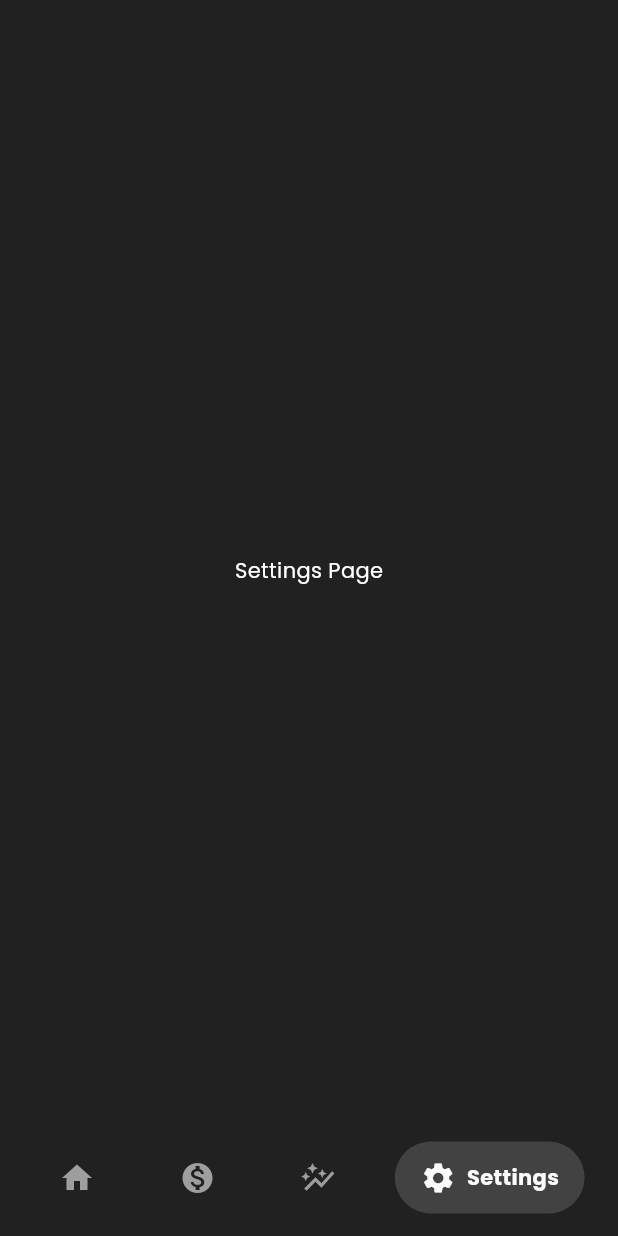
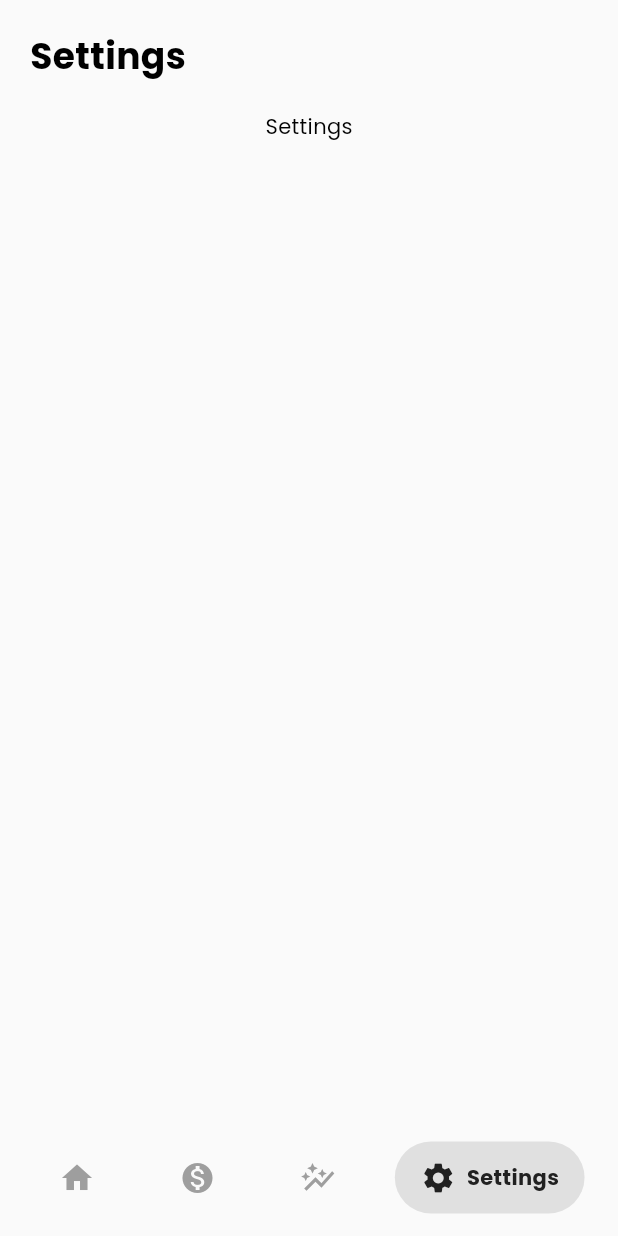
Before and after one commit to hrushikeshrv/money-warden, a Flutter app: the screen it shows after launch, item 4 of the bottom bar chosen, on a phone screen of 412 x 824 dp. Run offline on Flutter 3.47's test engine with Material 3 defaults, Android fonts, the phone set to English and light mode, and no system bars; drawn by our look-alikes of google_nav_bar.

Commit message:
Added mock app bars

```diff
--- a/lib/main.dart
+++ b/lib/main.dart
@@ -38,17 +38,17 @@ class _MoneyWardenState extends State<MoneyWarden> {
       theme: ThemeData(
           fontFamily: 'Poppins',
           useMaterial3: true,
-          colorScheme: const ColorScheme.dark()
+          colorScheme: const ColorScheme.light()
       ),
       home: Scaffold(
         bottomNavigationBar: Padding(
           padding: const EdgeInsets.only(bottom: 15),
           child: GNav(
               mainAxisAlignment: MainAxisAlignment.spaceEvenly,
-              color: Colors.grey[500],
-              activeColor: Colors.grey.shade50,
+              color: Colors.grey.shade500,
+              activeColor: Colors.grey.shade900,
               // tabActiveBorder: Border.all(color: Colors.grey.shade600),
-              tabBackgroundColor: Colors.grey.shade800,
+              tabBackgroundColor: Colors.grey.shade300,
               padding: const EdgeInsets.symmetric(vertical: 12, horizontal: 17),
               gap: 7,
               onTabChange: (index) => navigateBottomBar(index),
@@ -66,7 +66,7 @@ class _MoneyWardenState extends State<MoneyWarden> {
             child: pages[currentPage],
           ),
         ),
-        backgroundColor: Colors.grey[900],
+        backgroundColor: Colors.grey.shade50,
       ),
       debugShowCheckedModeBanner: false,
     );
--- a/lib/pages/homepage.dart
+++ b/lib/pages/homepage.dart
@@ -35,19 +35,19 @@ class _HomePageState extends State<HomePage> {
                 children: [
                   Column(
                     children: [
-                      Text("${amountSpent > 0 ? '+' : ''}\$$amountSpent", style: const TextStyle(fontSize: 22)),
+                      Text("${amountSpent > 0 ? '+' : ''}\$$amountSpent", style: const TextStyle(fontSize: 22, fontWeight: FontWeight.w500)),
                       const Text("Spent"),
                     ],
                   ),
                   Column(
                     children: [
-                      Text("${amountEarned > 0 ? '+' : ''}\$$amountEarned", style: const TextStyle(fontSize: 22)),
+                      Text("${amountEarned > 0 ? '+' : ''}\$$amountEarned", style: const TextStyle(fontSize: 22, fontWeight: FontWeight.w500)),
                       const Text("Earned"),
                     ],
                   ),
                   Column(
                     children: [
-                      Text("${difference > 0 ? '+' : ''}\$$difference", style: const TextStyle(fontSize: 22)),
+                      Text("${difference > 0 ? '+' : ''}\$$difference", style: const TextStyle(fontSize: 22, fontWeight: FontWeight.w500)),
                       const Text("Difference"),
                     ],
                   )
--- a/lib/pages/settings.dart
+++ b/lib/pages/settings.dart
@@ -10,8 +10,22 @@ class SettingsPage extends StatefulWidget {
 class _SettingsPageState extends State<SettingsPage> {
   @override
   Widget build(BuildContext context) {
-    return const Center(
-        child: Text("Settings Page")
+    return const Column(
+      mainAxisAlignment: MainAxisAlignment.start,
+      crossAxisAlignment: CrossAxisAlignment.start,
+      children: [
+        Padding(
+          padding: const EdgeInsets.only(left: 10, top: 10, bottom: 20),
+          child: Text('Settings', style: TextStyle(fontSize: 24, fontWeight: FontWeight.bold)),
+        ),
+        Column(
+          children: [
+            Center(
+                child: Text("Settings")
+            ),
+          ],
+        ),
+      ],
     );
   }
 }
```
Also changed, not shown: lib/pages/analytics.dart (+16 -2 lines), lib/pages/transaction_crud.dart (+16 -2 lines), lib/theme/theme.dart (added, +19 -0 lines).
